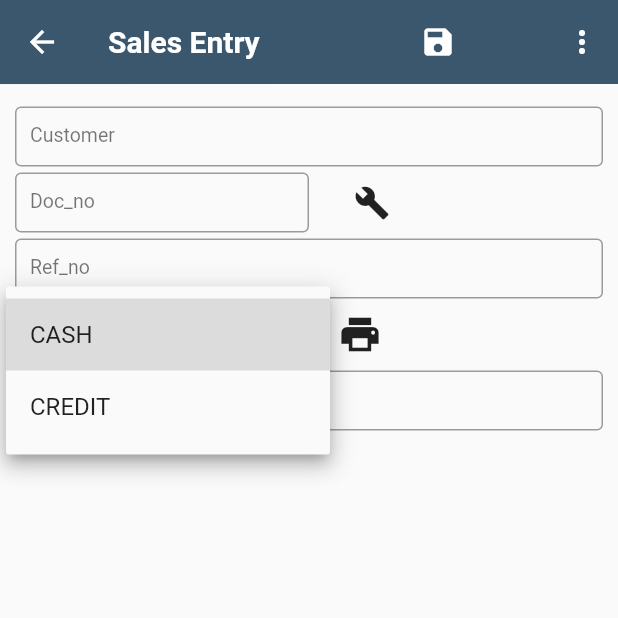
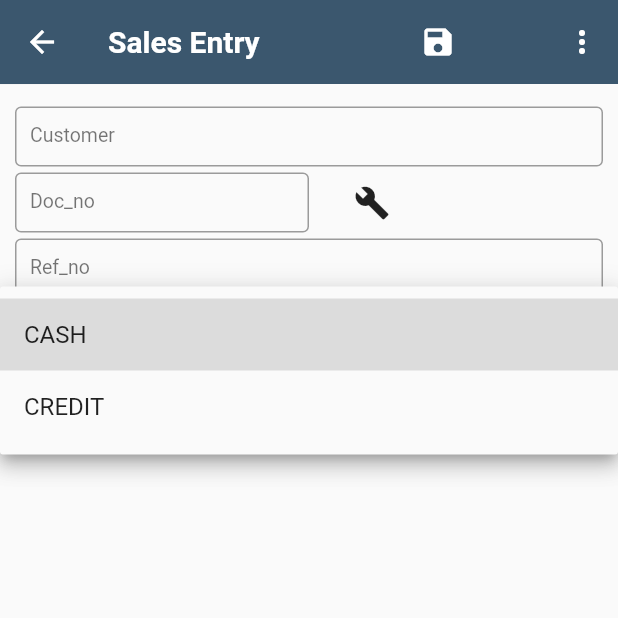
Before and after one commit to Exactus-India/AwareVanSales, a Flutter app: the SalesEntry screen opened directly with empty values, after a tap on "Sales Type", on a phone screen of 412 x 824 dp, the top half of it. Run offline on Flutter 3.47's test engine with Material 2 defaults, Android fonts, the phone set to English and light mode, and no system bars; our stand-ins replace fluttertoast, open_file, pdf, printing; missing offline and left inert: custom_datatable, ext_storage; network calls fail; Roboto replaces fonts that are missing (Montserrat).

```diff
--- a/lib/pages/wm_mb_salesentry.dart
+++ b/lib/pages/wm_mb_salesentry.dart
@@ -322,18 +322,7 @@ class _SalesEntryState extends State<SalesEntry> {
         SizedBox(height: 4),
         textField("Ref_no", ref_no, false, editing == false ? true : false,
             TextAlign.left),
-        Row(children: <Widget>[
-          Flexible(child: dropDown_salestype()),
-          SizedBox(width: 20.0),
-          Flexible(
-              child: IconButton(
-            icon: Icon(
-              Icons.print,
-              size: 30.0,
-            ),
-            onPressed: () {},
-          )),
-        ]),
+        dropDown_salestype(),
         textField("Remarks", remarks, false, editing == false ? true : false,
             TextAlign.left)
       ]),
@@ -885,13 +874,6 @@ class _SalesEntryState extends State<SalesEntry> {
       image: const AssetImage('assets/exactus_logo.png'),
     );
 
-    // final image = pdfLib.MemoryImage(
-    //   File('assets/exactus_logo.png').readAsBytesSync(),
-    // );
-
-    // PdfImage logoImage = await pdfImageFromImageProvider(
-    //     pdf: pdf.document, image: AssetImage('assets/exactus_logo.png'));
-    // pdfLib.Image.provider(image)
     pdf.addPage(
       pdfLib.MultiPage(
         header: (context) {
@@ -947,7 +929,7 @@ class _SalesEntryState extends State<SalesEntry> {
                     mainAxisAlignment: pdfLib.MainAxisAlignment.spaceBetween,
                     children: [
                       pdfLib.Text("Customer: " + customer.text),
-                      pdfLib.Text("Sale Tyoe: " + selectedtype),
+                      pdfLib.Text("Sale Type: " + selectedtype),
                     ]),
                 pdfLib.Text("Salesman Name: " + gs_currentUser),
               ]),
@@ -1024,12 +1006,12 @@ class _SalesEntryState extends State<SalesEntry> {
     if (choice == Constants.ViewPdf)
       Printing.layoutPdf(onLayout: (PdfPageFormat format) async => pdf.save());
     if (choice == Constants.SharePdf) {
+      await Printing.sharePdf(bytes: pdf.save(), filename: fileName);
       if (printed_y == "N")
         setState(() {
           printed_y = "Y";
           updateHdr();
         });
-      await Printing.sharePdf(bytes: pdf.save(), filename: fileName);
     }
   }
 
```
Also changed, not shown: lib/pages/wm_mb_receipt_entry.dart (+21 -18 lines), lib/pages/wm_mb_stock_transfer_entry.dart (+4 -6 lines).
